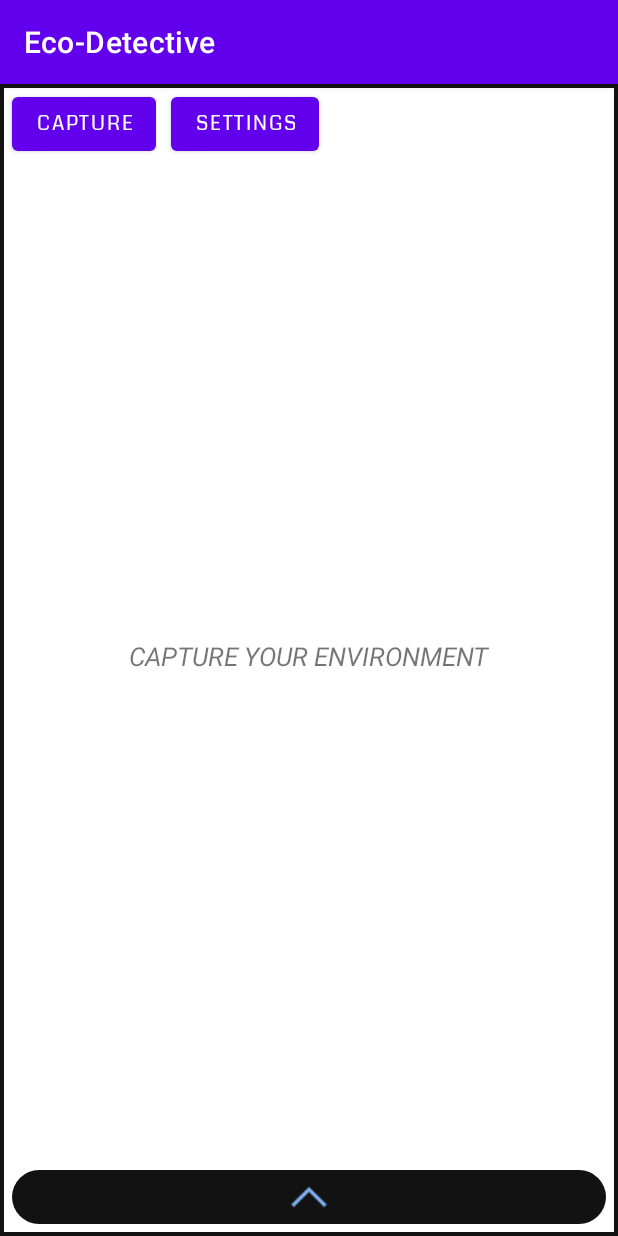
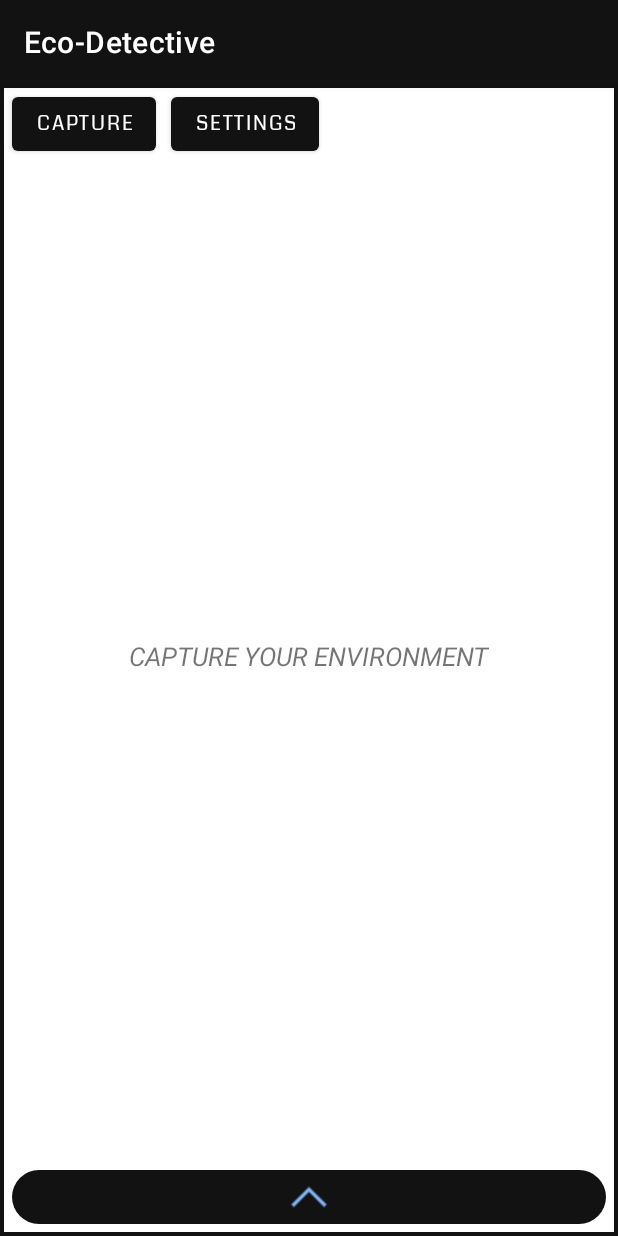
Before and after one commit to ETS-Android2/HackTJ-9.0, an Android app: the screen it shows after launch (MainActivity), on a phone screen of 412 x 824 dp. Run offline under Robolectric (Android 15) with nearby library versions, the phone set to English and light mode, and no system bars; libraries missing offline, so code that uses them is left out: org.tensorflow.lite; 1 statement that could not run was skipped.

Commit message:
Prototpye 3

```diff
--- a/TensorFlowLitePractice/app/src/main/AndroidManifest.xml
+++ b/TensorFlowLitePractice/app/src/main/AndroidManifest.xml
@@ -26,6 +26,7 @@
 
         </activity>
         <activity android:name=".SettingsController"></activity>
+        <activity android:name=".ObjectDescription"></activity>
     </application>
 
 </manifest>
--- a/TensorFlowLitePractice/app/src/main/java/com/example/tensorflowlitepractice/MainActivity.java
+++ b/TensorFlowLitePractice/app/src/main/java/com/example/tensorflowlitepractice/MainActivity.java
@@ -102,18 +102,26 @@ public class MainActivity extends AppCompatActivity {
                 if(recycablesNumber<TemporaryUtility.recycableCount){
                     TemporaryUtility.currentRecyclables.add(category);
                     recycablesNumber++;
-                    Log.w("CATEGORY", category);
                 }
             }
             if(TemporaryUtility.compostables.contains(category)){
                 if(compostablesNumber<TemporaryUtility.compostableCount){
                     TemporaryUtility.currentCompostables.add(category);
                     compostablesNumber++;
-                    Log.w("CATEGORY", category);
                 }
             }
-            Log.i("CATEGORY", category);
-
+            if(TemporaryUtility.veggies.contains(category)){
+                if(compostablesNumber<TemporaryUtility.compostableCount){
+                    TemporaryUtility.currentCompostables.add("VEGETABLE");
+                    compostablesNumber++;
+                }
+            }
+            if(TemporaryUtility.fruits.contains(category)){
+                if(compostablesNumber<TemporaryUtility.compostableCount){
+                    TemporaryUtility.currentCompostables.add("FRUIT");
+                    compostablesNumber++;
+                }
+            }
         }
     }
 
--- a/TensorFlowLitePractice/app/src/main/res/layout/activity_settings.xml
+++ b/TensorFlowLitePractice/app/src/main/res/layout/activity_settings.xml
@@ -89,7 +89,8 @@
         android:textSize="16sp"
         app:layout_constraintBottom_toBottomOf="parent"
         app:layout_constraintEnd_toEndOf="parent"
-        app:layout_constraintStart_toStartOf="parent" />
+        app:layout_constraintStart_toStartOf="parent"
+        android:fontFamily="@font/coda"/>
 
 
 </androidx.constraintlayout.widget.ConstraintLayout>
--- a/TensorFlowLitePractice/app/src/main/res/values/colors.xml
+++ b/TensorFlowLitePractice/app/src/main/res/values/colors.xml
@@ -7,4 +7,5 @@
     <color name="teal_700">#FF018786</color>
     <color name="black">#FF000000</color>
     <color name="white">#FFFFFFFF</color>
+    <color name="dark">#121212</color>
 </resources>
--- a/TensorFlowLitePractice/app/src/main/res/values/themes.xml
+++ b/TensorFlowLitePractice/app/src/main/res/values/themes.xml
@@ -2,7 +2,7 @@
     <!-- Base application theme. -->
     <style name="Theme.TensorFlowLitePractice" parent="Theme.MaterialComponents.DayNight.DarkActionBar">
         <!-- Primary brand color. -->
-        <item name="colorPrimary">@color/purple_500</item>
+        <item name="colorPrimary">@color/dark</item>
         <item name="colorPrimaryVariant">@color/purple_700</item>
         <item name="colorOnPrimary">@color/white</item>
         <!-- Secondary brand color. -->
```
Also changed, not shown: TensorFlowLitePractice/app/src/main/java/com/example/tensorflowlitepractice/HandleResults.java (+7 -1 lines), TensorFlowLitePractice/app/src/main/java/com/example/tensorflowlitepractice/ObjectDescription.java (added, +25 -0 lines), TensorFlowLitePractice/app/src/main/java/com/example/tensorflowlitepractice/TemporaryUtility.java (+11 -7 lines), TensorFlowLitePractice/app/src/main/res/layout/activity_descriptions.xml (added, +45 -0 lines).
